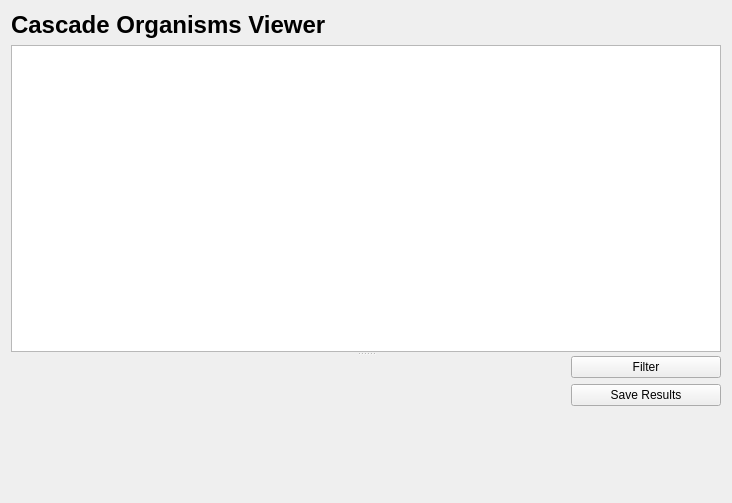
Old version of the form cbr/cascades/visual/CascadesViewer.ui in the repository TUM-CBR/pymol-plugins.
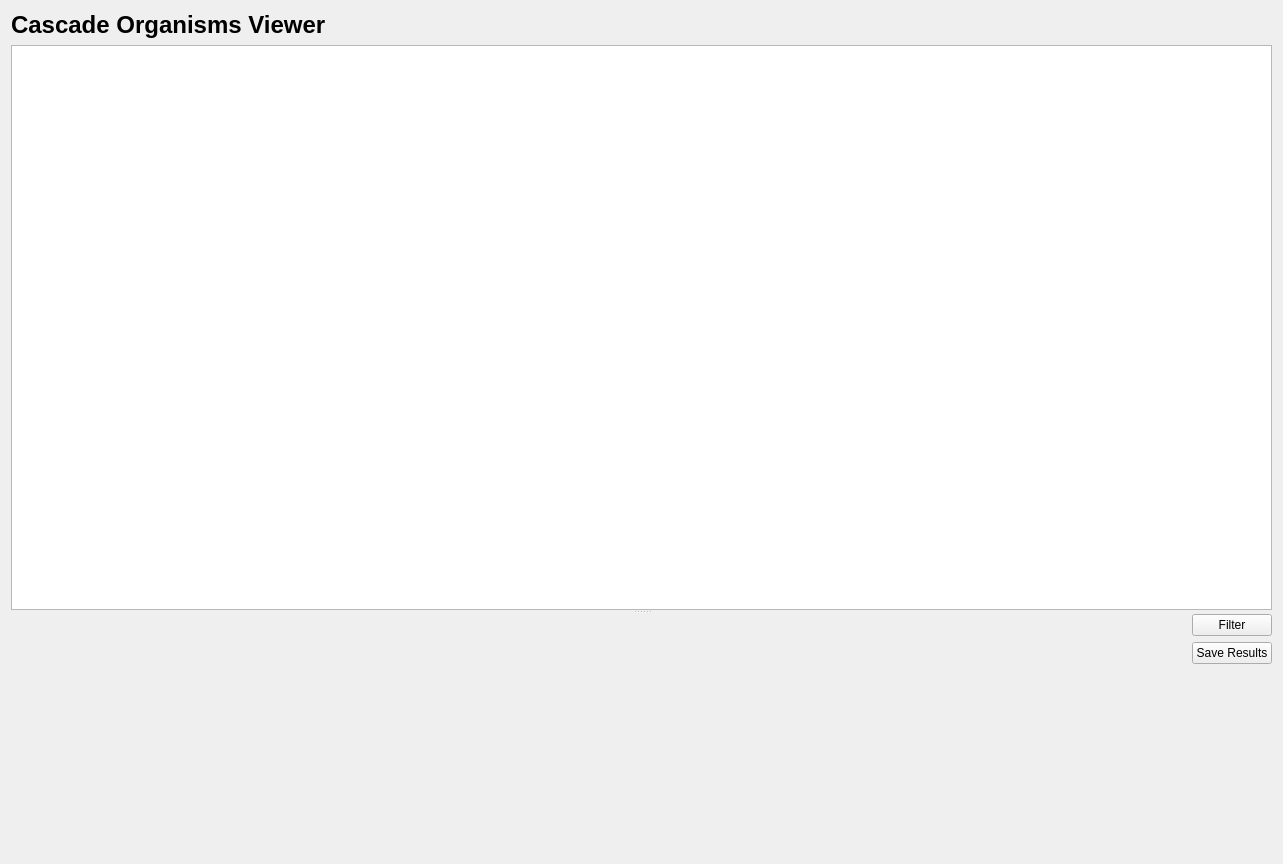
New version of the form.

Diff of the .ui file:
```diff
--- a/cbr/cascades/visual/CascadesViewer.ui
+++ b/cbr/cascades/visual/CascadesViewer.ui
@@ -6,8 +6,8 @@
    <rect>
     <x>0</x>
     <y>0</y>
-    <width>732</width>
-    <height>503</height>
+    <width>1283</width>
+    <height>864</height>
    </rect>
   </property>
   <property name="windowTitle">
@@ -19,7 +19,7 @@
      <property name="orientation">
       <enum>Qt::Vertical</enum>
      </property>
-     <widget class="QWidget" name="">
+     <widget class="QWidget" name="layoutWidget">
       <layout class="QVBoxLayout" name="verticalLayout">
        <item>
         <widget class="QLabel" name="label">
@@ -37,9 +37,9 @@
        </item>
       </layout>
      </widget>
-     <widget class="QWidget" name="">
+     <widget class="QWidget" name="layoutWidget">
       <layout class="QGridLayout" name="gridLayout">
-       <item row="1" column="1">
+       <item row="1" column="2">
         <widget class="QPushButton" name="saveResultsButton">
          <property name="maximumSize">
           <size>
@@ -52,7 +52,7 @@
          </property>
         </widget>
        </item>
-       <item row="0" column="1">
+       <item row="0" column="2">
         <widget class="QPushButton" name="queryButton">
          <property name="maximumSize">
           <size>
@@ -65,7 +65,7 @@
          </property>
         </widget>
        </item>
-       <item row="2" column="1">
+       <item row="2" column="2">
         <spacer name="verticalSpacer">
          <property name="orientation">
           <enum>Qt::Vertical</enum>
@@ -78,8 +78,34 @@
          </property>
         </spacer>
        </item>
+       <item row="0" column="1" rowspan="3">
+        <widget class="QWidget" name="progressWidget" native="true">
+         <property name="sizePolicy">
+          <sizepolicy hsizetype="Expanding" vsizetype="Preferred">
+           <horstretch>0</horstretch>
+           <verstretch>0</verstretch>
+          </sizepolicy>
+         </property>
+         <property name="minimumSize">
+          <size>
+           <width>0</width>
+           <height>0</height>
+          </size>
+         </property>
+        </widget>
+       </item>
        <item row="0" column="0" rowspan="3">
-        <widget class="QWidget" name="progressWidget" native="true"/>
+        <spacer name="horizontalSpacer">
+         <property name="orientation">
+          <enum>Qt::Horizontal</enum>
+         </property>
+         <property name="sizeHint" stdset="0">
+          <size>
+           <width>40</width>
+           <height>20</height>
+          </size>
+         </property>
+        </spacer>
        </item>
       </layout>
      </widget>
```
